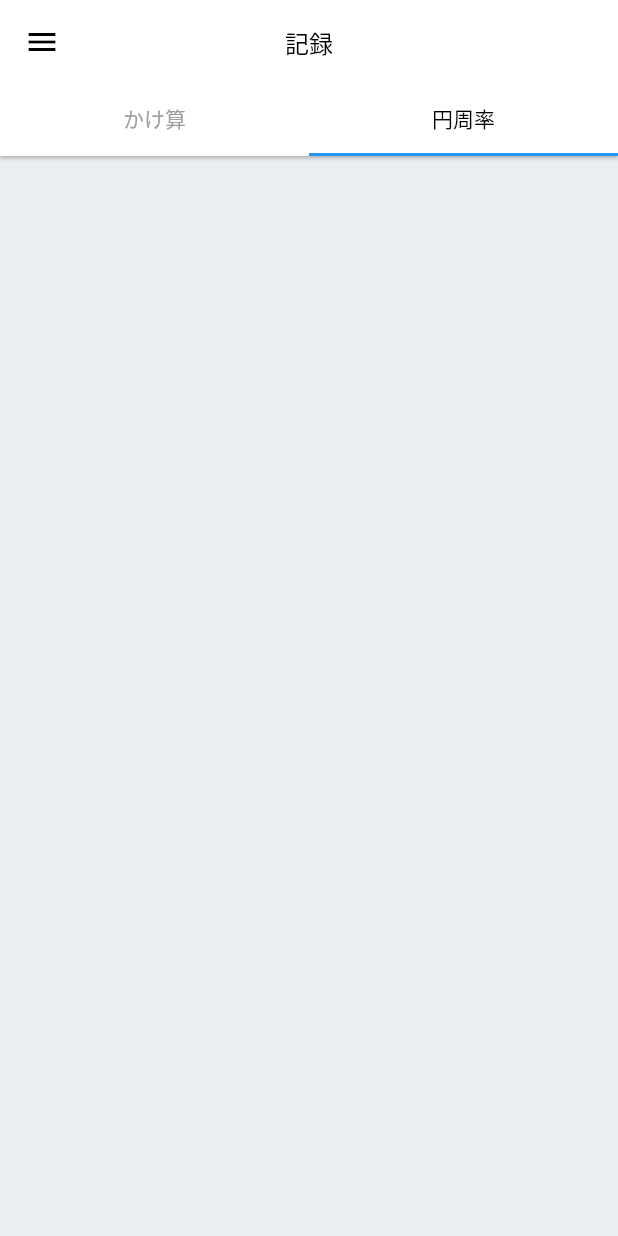
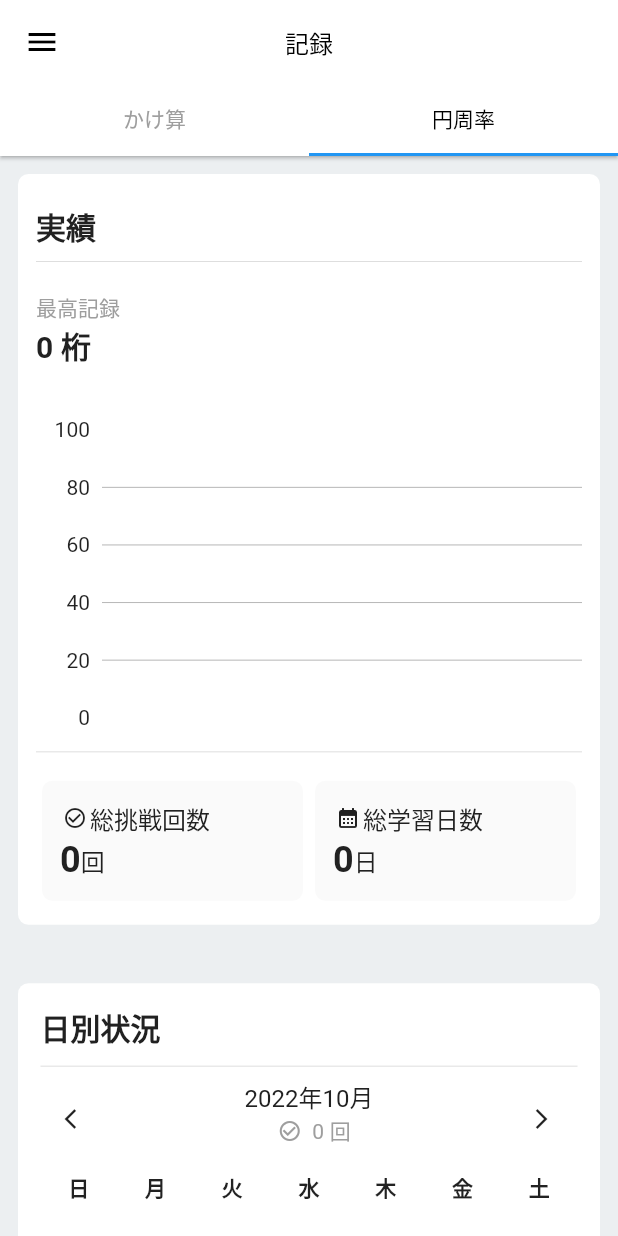
Before and after one commit to matsumo-and/Flutter_Pi_Memorization, a Flutter app: the ProgressRecord screen opened directly, tab 2 chosen, on a phone screen of 412 x 824 dp. Run offline on Flutter 3.47's test engine with Material 2 defaults, Android fonts, the phone set to English and light mode, and no system bars; drawn by our look-alikes of fl_chart; our stand-ins replace flutter_riverpod, flutter_svg, freezed_annotation, google_fonts, hive, hive_flutter and 1 more; accounts and stored records are empty; key blocks and very long unbroken strings in the code were emptied for the run.

Commit message:
[feat]import fl_chart

```diff
--- a/lib/view/progress_record/calendar.dart
+++ b/lib/view/progress_record/calendar.dart
@@ -1,5 +1,6 @@
 import 'package:flutter/material.dart';
 import 'package:flutter_pi_memorization/controller/multiplication_record.dart';
+import 'package:flutter_pi_memorization/controller/pi_memolization/pi_challenges.dart';
 import 'package:flutter_riverpod/flutter_riverpod.dart';
 import 'package:intl/intl.dart';
 
@@ -66,8 +67,7 @@ class ProgressCalendarState extends ConsumerState<ProgressCalendar> {
     //Typeによって掛け算または円周率の実績を切り替える
     recordList = widget.calendarType == CalendarType.multiplication
         ? ref.watch(multiplicationRecodeProvider)
-        : [];
-    //TODO implement pimemorize
+        : ref.watch(piChallengesRecordProvider);
     return Card(
       elevation: 0,
       margin: _padding,
--- /dev/null
+++ b/lib/view/progress_record/pi_memorization/charts.dart
@@ -0,0 +1,86 @@
+import 'package:fl_chart/fl_chart.dart';
+import 'package:flutter/material.dart';
+import 'package:flutter_pi_memorization/controller/pi_memolization/pi_best_record.dart';
+import 'package:flutter_riverpod/flutter_riverpod.dart';
+import 'package:intl/intl.dart';
+
+class PiChart extends ConsumerStatefulWidget {
+  const PiChart({Key? key}) : super(key: key);
+
+  @override
+  ConsumerState<PiChart> createState() => PiChartState();
+}
+
+class PiChartState extends ConsumerState<PiChart> {
+  static const gridColor = Color.fromRGBO(158, 158, 158, 1);
+  @override
+  void initState() {
+    super.initState();
+  }
+
+  @override
+  void dispose() {
+    super.dispose();
+  }
+
+  @override
+  Widget build(BuildContext context) {
+    final bestRecordsState = ref.watch(piBestRecordsListProvider);
+
+    final int lastRecord =
+        bestRecordsState.isEmpty ? 0 : bestRecordsState.last.bestRecord!;
+    final DateTime? lastDate = bestRecordsState.isEmpty
+        ? null
+        : DateTime.parse(bestRecordsState.last.date!);
+    final DateFormat format = DateFormat('yyyy年MM月dd日');
+    final String lastDateString =
+        lastDate == null ? '' : format.format(lastDate);
+
+    return Column(
+      crossAxisAlignment: CrossAxisAlignment.start,
+      children: [
+        const SizedBox(height: 5),
+        Text('最高記録', style: Theme.of(context).textTheme.caption),
+        Text('$lastRecord 桁', style: Theme.of(context).textTheme.headline1),
+        Text(lastDateString, style: Theme.of(context).textTheme.caption),
+        SizedBox(
+            height: 200,
+            width: MediaQuery.of(context).size.width,
+            child: LineChart(LineChartData(
+              minX: 0,
+              minY: 0,
+              maxX: 100,
+              maxY: 100,
+              lineBarsData: [
+                LineChartBarData(
+                    barWidth: 3.0, // 線の幅
+                    color: const Color.fromRGBO(81, 133, 213, 1),
+                    spots: List.generate(
+                        bestRecordsState.length,
+                        (index) => FlSpot(index.toDouble(),
+                            bestRecordsState[index].bestRecord!.toDouble())))
+              ],
+              titlesData: FlTitlesData(
+                topTitles: AxisTitles(),
+                bottomTitles: AxisTitles(
+                    axisNameWidget: Row(
+                        children: List.generate(
+                            bestRecordsState.length,
+                            (index) =>
+                                Text('${bestRecordsState[index].date}'))),
+                    axisNameSize: 8),
+                rightTitles: AxisTitles(),
+              ),
+              gridData: FlGridData(
+                  drawHorizontalLine: true,
+                  drawVerticalLine: false,
+                  getDrawingHorizontalLine: (_) => FlLine(
+                        color: gridColor,
+                        strokeWidth: 0.5,
+                      )),
+              borderData: FlBorderData(show: false),
+            ))),
+      ],
+    );
+  }
+}
--- /dev/null
+++ b/lib/view/progress_record/pi_memorization/pi_progress.dart
@@ -0,0 +1,206 @@
+import 'package:flutter/material.dart';
+import 'package:flutter_pi_memorization/controller/pi_memolization/pi_challenges.dart';
+import 'package:flutter_pi_memorization/view/progress_record/calendar.dart';
+import 'package:flutter_pi_memorization/view/progress_record/pi_memorization/charts.dart';
+import 'package:flutter_riverpod/flutter_riverpod.dart';
+
+class PiProgress extends StatelessWidget {
+  const PiProgress({Key? key}) : super(key: key);
+
+  static const EdgeInsets _padding = EdgeInsets.all(12);
+  static final ShapeBorder _cardShape =
+      RoundedRectangleBorder(borderRadius: BorderRadius.circular(7));
+  static const Color _cardColor = Color.fromRGBO(250, 250, 250, 1);
+
+  @override
+  Widget build(BuildContext context) {
+    return SingleChildScrollView(
+      child: Column(
+        children: [
+          Card(
+            elevation: 0,
+            shape: _cardShape,
+            margin: _padding,
+            child: Padding(
+              padding: _padding,
+              child: Column(
+                children: [
+                  Container(
+                    width: MediaQuery.of(context).size.width,
+                    decoration: const BoxDecoration(
+                      border: Border(
+                          bottom: BorderSide(
+                              width: 0.5,
+                              color: Color.fromRGBO(33, 33, 33, 0.2))),
+                    ),
+                    child: Padding(
+                      padding: const EdgeInsets.symmetric(vertical: 8.0),
+                      child: Text(
+                        '実績',
+                        style: Theme.of(context).textTheme.headline1,
+                      ),
+                    ),
+                  ),
+                  const SizedBox(height: 15),
+
+                  const PiChart(),
+
+                  //下線付きPadding
+                  Container(
+                    height: 15,
+                    decoration: const BoxDecoration(
+                      border: Border(
+                          bottom: BorderSide(
+                              width: 0.5,
+                              color: Color.fromRGBO(33, 33, 33, 0.2))),
+                    ),
+                  ),
+
+                  Container(
+                    width: MediaQuery.of(context).size.width,
+                    padding: const EdgeInsets.only(top: 15),
+                    child: Row(
+                      children: [
+                        //総挑戦回数
+                        Expanded(
+                          child: Card(
+                            elevation: 0,
+                            shape: _cardShape,
+                            color: _cardColor,
+                            child: Container(
+                                height: 80,
+                                padding: _padding,
+                                child: Column(
+                                  mainAxisAlignment:
+                                      MainAxisAlignment.spaceAround,
+                                  children: [
+                                    Row(
+                                      children: [
+                                        const SizedBox(
+                                          height: 20,
+                                          width: 20,
+                                          child: Icon(
+                                            Icons.check_circle_outline,
+                                            size: 16,
+                                          ),
+                                        ),
+                                        Text(
+                                          '総挑戦回数',
+                                          style: Theme.of(context)
+                                              .textTheme
+                                              .headline2,
+                                        ),
+                                      ],
+                                    ),
+                                    Row(
+                                      crossAxisAlignment:
+                                          CrossAxisAlignment.center,
+                                      children: [
+                                        Consumer(builder: (context, ref, _) {
+                                          final int totalChallenges = ref
+                                              .watch(piChallengesRecordProvider)
+                                              .fold(
+                                                  0,
+                                                  (preValue, record) =>
+                                                      preValue +
+                                                      record.totalChallenges);
+                                          return Text(
+                                            '$totalChallenges',
+                                            style: Theme.of(context)
+                                                .textTheme
+                                                .headline1
+                                                ?.copyWith(fontSize: 24),
+                                          );
+                                        }),
+                                        Text(
+                                          '回',
+                                          style: Theme.of(context)
+                                              .textTheme
+                                              .headline2,
+                                        ),
+                                      ],
+                                    ),
+                                  ],
+                                )),
+                          ),
+                        ),
+
+                        //総学習回数
+                        Expanded(
+                          child: Card(
+                            elevation: 0,
+                            shape: _cardShape,
+                            color: _cardColor,
+                            child: Container(
+                                height: 80,
+                                padding: _padding,
+                                child: Column(
+                                  mainAxisAlignment:
+                                      MainAxisAlignment.spaceAround,
+                                  children: [
+                                    Row(
+                                      children: [
+                                        const SizedBox(
+                                          height: 20,
+                                          width: 20,
+                                          child: Icon(
+                                            Icons.calendar_month,
+                                            size: 16,
+                                          ),
+                                        ),
+                                        Text(
+                                          '総学習日数',
+                                          style: Theme.of(context)
+                                              .textTheme
+                                              .headline2,
+                                        ),
+                                      ],
+                                    ),
+                                    Row(
+                                      crossAxisAlignment:
+                                          CrossAxisAlignment.center,
+                                      children: [
+                                        Consumer(builder: (context, ref, _) {
+                                          final totalDates = ref
+                                              .watch(piChallengesRecordProvider)
+                                              .length;
+                                          return Text(
+                                            '$totalDates',
+                                            style: Theme.of(context)
+                                                .textTheme
+                                                .headline1
+                                                ?.copyWith(fontSize: 24),
+                                          );
+                                        }),
+                                        Text(
+                                          '日',
+                                          style: Theme.of(context)
+                                              .textTheme
+                                              .headline2,
+                                        ),
+                                      ],
+                                    ),
+                                  ],
+                                )),
+                          ),
+                        ),
+                      ],
+                    ),
+                  ),
+                ],
+              ),
+            ),
+          ),
+
+          //pdding
+          const SizedBox(height: 15),
+
+          //Calendar
+          const ProgressCalendar(
+            calendarType: CalendarType.piMemorization,
+          ),
+        ],
+      ),
+    );
+  }
+}
--- a/lib/view/progress_record/progress_record.dart
+++ b/lib/view/progress_record/progress_record.dart
@@ -1,5 +1,6 @@
 import 'package:flutter/material.dart';
 import 'package:flutter_pi_memorization/view/common_appbar.dart';
+import 'package:flutter_pi_memorization/view/progress_record/pi_memorization/pi_progress.dart';
 import 'multiplication/multiplication_progress.dart';
 
 class ProgressRecord extends StatefulWidget {
@@ -29,8 +30,8 @@ class ProgressRecordState extends State<ProgressRecord> {
   Widget build(BuildContext context) {
     return DefaultTabController(
       length: _tab.length,
-      child: Scaffold(
-        appBar: const HomeAppBar(
+      child: const Scaffold(
+        appBar: HomeAppBar(
           title: Text('記録'),
           bottom: TabBar(
             tabs: _tab,
@@ -39,8 +40,8 @@ class ProgressRecordState extends State<ProgressRecord> {
           ),
         ),
         body: TabBarView(children: <Widget>[
-          const MultiplicationProgress(),
-          Container(),
+          MultiplicationProgress(),
+          PiProgress(),
         ]),
       ),
     );
--- a/pubspec.yaml
+++ b/pubspec.yaml
@@ -57,6 +57,8 @@ dependencies:
 
   #circular progress indicator
   percent_indicator: ^4.2.2
+  #two dimention charts
+  fl_chart: ^0.55.2
 
 dev_dependencies:
   flutter_test:
```
Also changed, not shown: pubspec.lock.
